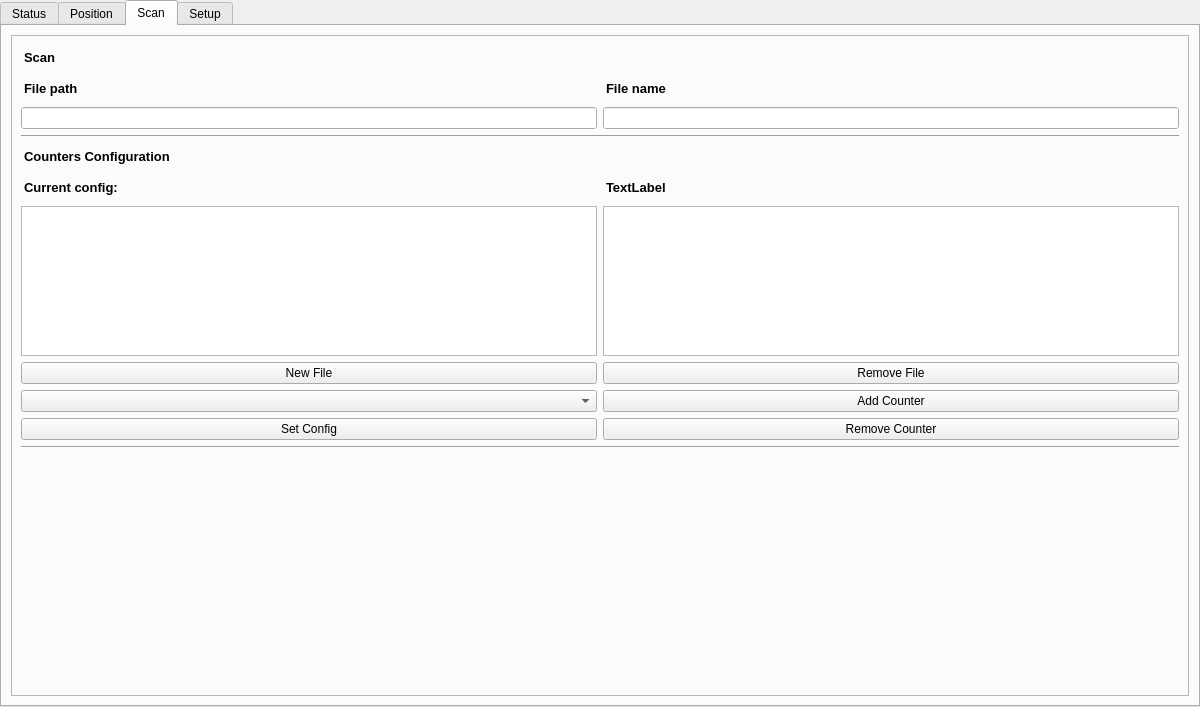
Qt form gui/main.ui (HugoValim/DAF) before a commit.
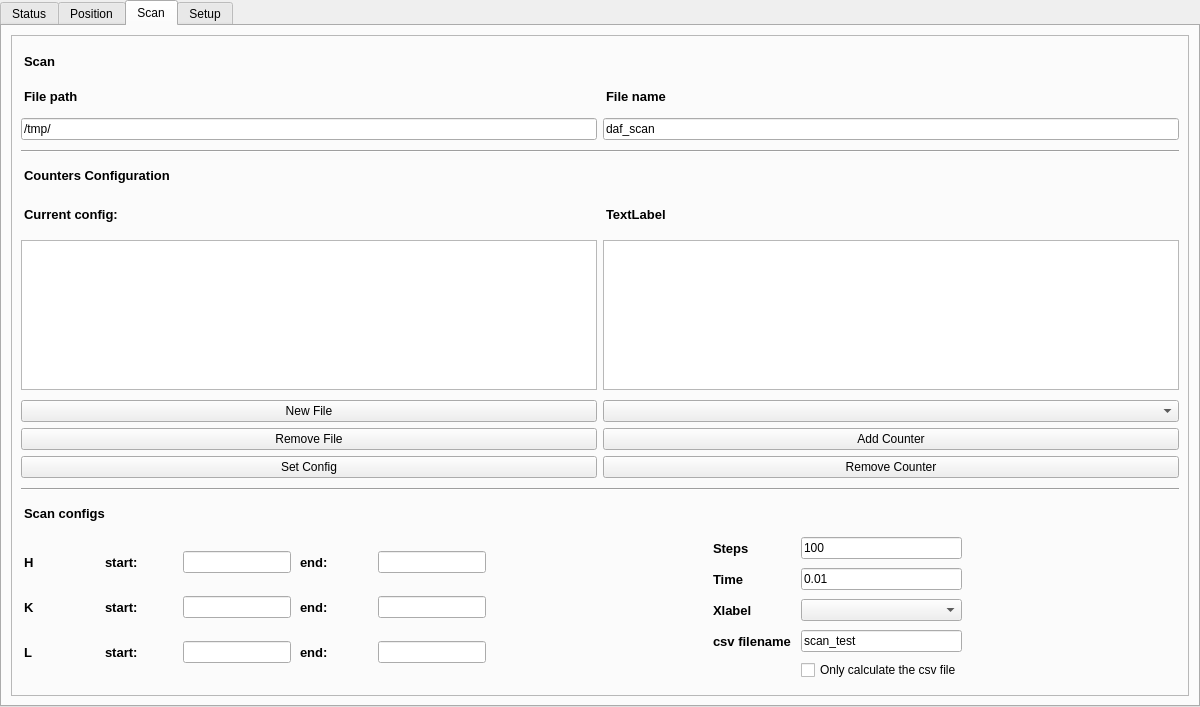
The same form after that commit. The open tabs and pages were chosen to show the change. Custom widgets are drawn as their Qt base class.

Commit message: Added more funcionalities to daf.gui in scan tab

What changed in the file:
```diff
--- a/gui/main.ui
+++ b/gui/main.ui
@@ -3899,7 +3899,11 @@
             <item>
              <layout class="QGridLayout" name="gridLayout_13">
               <item row="2" column="0">
-               <widget class="QLineEdit" name="lineEdit"/>
+               <widget class="QLineEdit" name="lineEdit">
+                <property name="text">
+                 <string>/tmp/</string>
+                </property>
+               </widget>
               </item>
               <item row="0" column="0">
                <widget class="QLabel" name="label_51">
@@ -3916,7 +3920,11 @@
                </widget>
               </item>
               <item row="2" column="1">
-               <widget class="QLineEdit" name="lineEdit_2"/>
+               <widget class="QLineEdit" name="lineEdit_2">
+                <property name="text">
+                 <string>daf_scan</string>
+                </property>
+               </widget>
               </item>
              </layout>
             </item>
@@ -4013,43 +4021,57 @@
           </item>
           <item>
            <layout class="QGridLayout" name="gridLayout_14">
-            <item row="3" column="1">
+            <item row="4" column="1">
              <widget class="QPushButton" name="pushButton_remove_counter">
               <property name="text">
                <string>Remove Counter</string>
               </property>
              </widget>
             </item>
-            <item row="0" column="0">
+            <item row="1" column="0">
              <widget class="QPushButton" name="pushButton_new_counter_file">
               <property name="text">
                <string>New File</string>
               </property>
              </widget>
             </item>
-            <item row="0" column="1">
-             <widget class="QPushButton" name="pushButton_remove_counter_file">
-              <property name="text">
-               <string>Remove File</string>
-              </property>
-             </widget>
-            </item>
-            <item row="3" column="0">
+            <item row="4" column="0">
              <widget class="QPushButton" name="pushButton_set_config_counter">
               <property name="text">
                <string>Set Config</string>
               </property>
              </widget>
             </item>
-            <item row="2" column="1">
+            <item row="3" column="1">
              <widget class="QPushButton" name="pushButton_add_counter">
               <property name="text">
                <string>Add Counter</string>
               </property>
              </widget>
             </item>
-            <item row="2" column="0">
-             <widget class="QComboBox" name="comboBox_counters"/>
+            <item row="3" column="0">
+             <widget class="QPushButton" name="pushButton_remove_counter_file">
+              <property name="text">
+               <string>Remove File</string>
+              </property>
+             </widget>
+            </item>
+            <item row="1" column="1">
+             <widget class="QComboBox" name="comboBox_counters">
+              <property name="styleSheet">
+               <string notr="true"> QLabel {
+    qproperty-alignment: AlignCenter;
+    padding: 5px 0px;
+    color: rgb(0, 0, 0);
+    max-height: 15px;
+    font-size: 10pt;
+	font-weight: bold; 
+}</string>
+              </property>
+              <property name="maxVisibleItems">
+               <number>10</number>
+              </property>
+             </widget>
             </item>
            </layout>
           </item>
@@ -4061,17 +4083,259 @@
            </widget>
           </item>
           <item>
-           <spacer name="verticalSpacer">
-            <property name="orientation">
-             <enum>Qt::Vertical</enum>
+           <widget class="QLabel" name="label_58">
+            <property name="autoFillBackground">
+             <bool>false</bool>
             </property>
-            <property name="sizeHint" stdset="0">
-             <size>
-              <width>20</width>
-              <height>40</height>
-             </size>
+            <property name="styleSheet">
+             <string notr="true"> QLabel {
+    qproperty-alignment: AlignCenter;
+    padding: 5px 0px;
+    color: rgb(0, 0, 0);
+    max-height: 15px;
+    font-size: 10pt;
+	font-weight: bold; 
+}</string>
             </property>
-           </spacer>
+            <property name="text">
+             <string>Scan configs</string>
+            </property>
+           </widget>
+          </item>
+          <item>
+           <layout class="QHBoxLayout" name="horizontalLayout_4">
+            <item>
+             <layout class="QGridLayout" name="gridLayout_15">
+              <item row="1" column="2">
+               <widget class="QLineEdit" name="lineEdit_ki"/>
+              </item>
+              <item row="1" column="0">
+               <widget class="QLabel" name="label_56">
+                <property name="minimumSize">
+                 <size>
+                  <width>75</width>
+                  <height>0</height>
+                 </size>
+                </property>
+                <property name="text">
+                 <string>K</string>
+                </property>
+               </widget>
+              </item>
+              <item row="2" column="0">
+               <widget class="QLabel" name="label_57">
+                <property name="minimumSize">
+                 <size>
+                  <width>75</width>
+                  <height>0</height>
+                 </size>
+                </property>
+                <property name="text">
+                 <string>L</string>
+                </property>
+               </widget>
+              </item>
+              <item row="0" column="1">
+               <widget class="QLabel" name="label_60">
+                <property name="minimumSize">
+                 <size>
+                  <width>75</width>
+                  <height>0</height>
+                 </size>
+                </property>
+                <property name="text">
+                 <string>start:</string>
+                </property>
+               </widget>
+              </item>
+              <item row="2" column="4">
+               <widget class="QLineEdit" name="lineEdit_lf"/>
+              </item>
+              <item row="1" column="3">
+               <widget class="QLabel" name="label_64">
+                <property name="minimumSize">
+                 <size>
+                  <width>75</width>
+                  <height>0</height>
+                 </size>
+                </property>
+                <property name="text">
+                 <string>end:</string>
+                </property>
+               </widget>
+              </item>
+              <item row="0" column="3">
+               <widget class="QLabel" name="label_63">
+                <property name="minimumSize">
+                 <size>
+                  <width>75</width>
+                  <height>0</height>
+                 </size>
+                </property>
+                <property name="text">
+                 <string>end:</string>
+                </property>
+               </widget>
+              </item>
+              <item row="0" column="2">
+               <widget class="QLineEdit" name="lineEdit_hi"/>
+              </item>
+              <item row="1" column="4">
+               <widget class="QLineEdit" name="lineEdit_kf"/>
+              </item>
+              <item row="0" column="0">
+               <widget class="QLabel" name="label_55">
+                <property name="minimumSize">
+                 <size>
+                  <width>75</width>
+                  <height>0</height>
+                 </size>
+                </property>
+                <property name="text">
+                 <string>H</string>
+                </property>
+               </widget>
+              </item>
+              <item row="0" column="4">
+               <widget class="QLineEdit" name="lineEdit_hf"/>
+              </item>
+              <item row="2" column="3">
+               <widget class="QLabel" name="label_65">
+                <property name="minimumSize">
+                 <size>
+                  <width>75</width>
+                  <height>0</height>
+                 </size>
+                </property>
+                <property name="text">
+                 <string>end:</string>
+                </property>
+               </widget>
+              </item>
+              <item row="2" column="2">
+               <widget class="QLineEdit" name="lineEdit_li"/>
+              </item>
+              <item row="1" column="1">
+               <widget class="QLabel" name="label_61">
+                <property name="minimumSize">
+                 <size>
+                  <width>75</width>
+                  <height>0</height>
+                 </size>
+                </property>
+                <property name="text">
+                 <string>start:</string>
+                </property>
+               </widget>
+              </item>
+              <item row="2" column="1">
+               <widget class="QLabel" name="label_62">
+                <property name="minimumSize">
+                 <size>
+                  <width>75</width>
+                  <height>0</height>
+                 </size>
+                </property>
+                <property name="text">
+                 <string>start:</string>
+                </property>
+               </widget>
+              </item>
+             </layout>
+            </item>
+            <item>
+             <spacer name="horizontalSpacer_7">
+              <property name="orientation">
+               <enum>Qt::Horizontal</enum>
+              </property>
+              <property name="sizeType">
+               <enum>QSizePolicy::Expanding</enum>
+              </property>
+              <property name="sizeHint" stdset="0">
+               <size>
+                <width>40</width>
+                <height>20</height>
+               </size>
+              </property>
+             </spacer>
+            </item>
+            <item>
+             <layout class="QGridLayout" name="gridLayout_18">
+              <item row="0" column="1">
+               <widget class="QLineEdit" name="lineEdit_step">
+                <property name="text">
+                 <string>100</string>
+                </property>
+               </widget>
+              </item>
+              <item row="2" column="1">
+               <widget class="QComboBox" name="comboBox_xlabel"/>
+              </item>
+              <item row="1" column="0">
+               <widget class="QLabel" name="label_67">
+                <property name="text">
+                 <string>Time</string>
+                </property>
+               </widget>
+              </item>
+              <item row="0" column="0">
+               <widget class="QLabel" name="label_66">
+                <property name="text">
+                 <string>Steps</string>
+                </property>
+               </widget>
+              </item>
+              <item row="4" column="1">
+               <widget class="QCheckBox" name="checkBox_only_csv">
+                <property name="text">
+                 <string>Only calculate the csv file</string>
+                </property>
+               </widget>
+              </item>
+              <item row="3" column="0">
+               <widget class="QLabel" name="label_69">
+                <property name="text">
+                 <string>csv filename</string>
+                </property>
+               </widget>
+              </item>
+              <item row="3" column="1">
+               <widget class="QLineEdit" name="lineEdit_csv_filename">
+                <property name="text">
+                 <string>scan_test</string>
+                </property>
+               </widget>
+              </item>
+              <item row="2" column="0">
+               <widget class="QLabel" name="label_68">
+                <property name="text">
+                 <string>Xlabel</string>
+                </property>
+               </widget>
+              </item>
+              <item row="1" column="1">
+               <widget class="QLineEdit" name="lineEdit_time">
+                <property name="text">
+                 <string>0.01</string>
+                </property>
+               </widget>
+              </item>
+             </layout>
+            </item>
+            <item>
+             <spacer name="horizontalSpacer_8">
+              <property name="orientation">
+               <enum>Qt::Horizontal</enum>
+              </property>
+              <property name="sizeHint" stdset="0">
+               <size>
+                <width>40</width>
+                <height>20</height>
+               </size>
+              </property>
+             </spacer>
+            </item>
+           </layout>
           </item>
          </layout>
         </widget>
```
Left out of the diff: 7 changed lines with no effect on the pictures. The commit also changes 2 other files.
